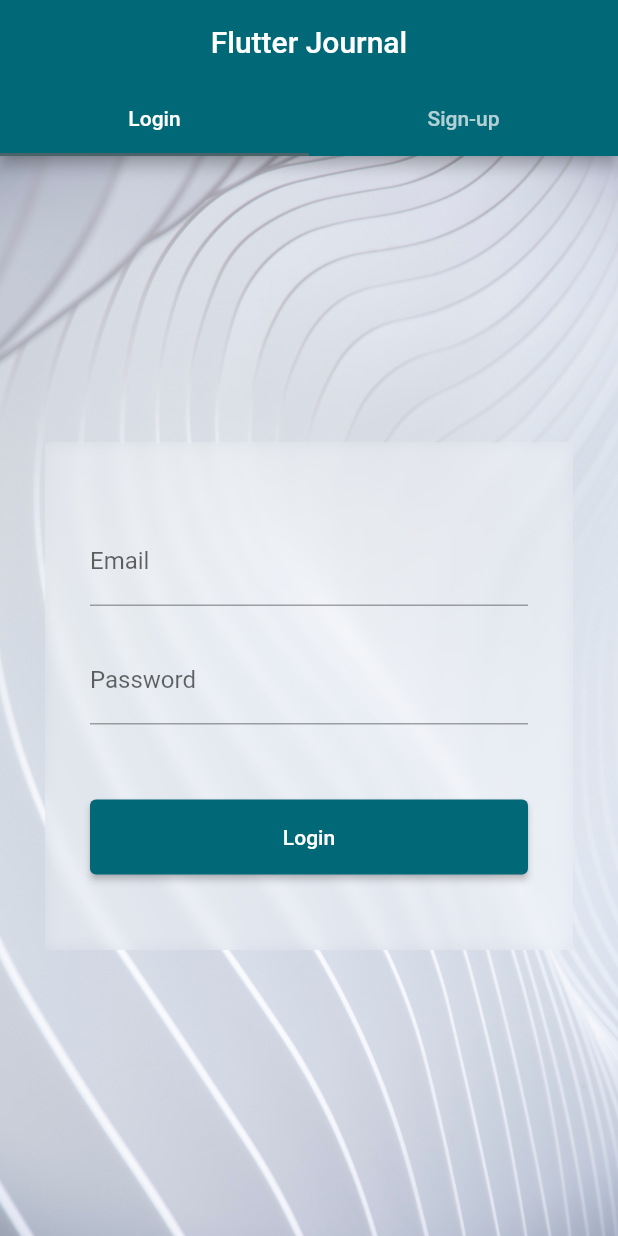
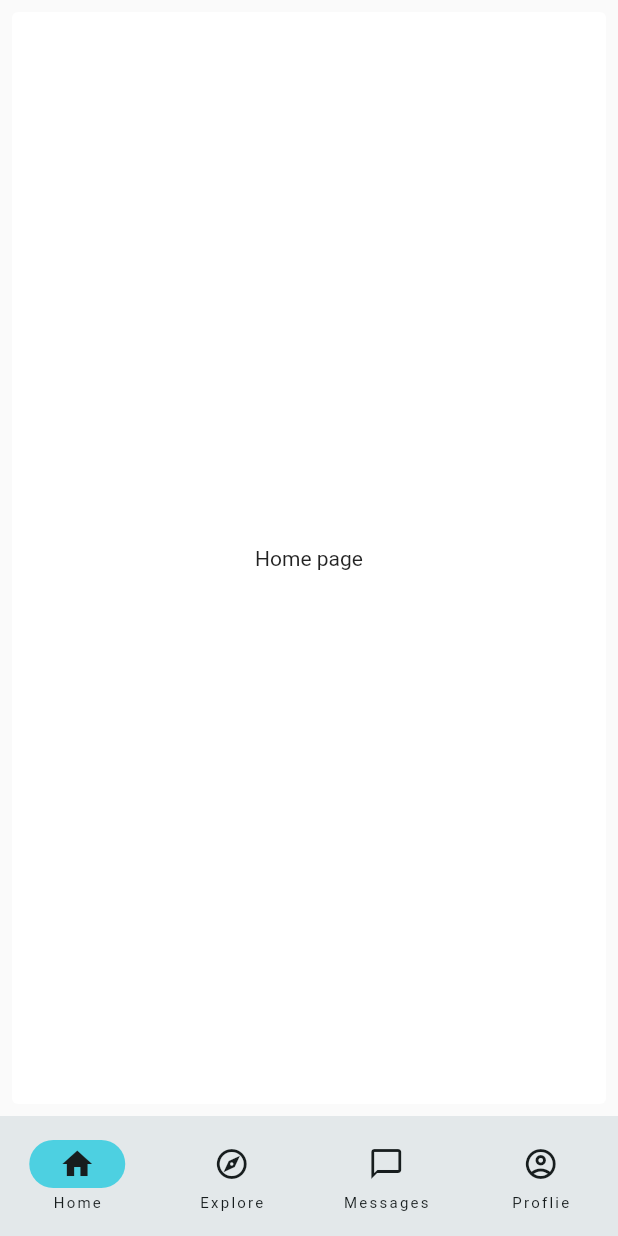
Before and after one commit to MahdiValadan/flutter_journal, a Flutter app: the screen it shows after launch, on a phone screen of 412 x 824 dp. Run offline on Flutter 3.47's test engine with Material 2 defaults, Android fonts, the phone set to English and light mode, and no system bars.

Commit message:
add tempelates

```diff
--- /dev/null
+++ b/lib/journal/journal.dart
@@ -0,0 +1,143 @@
+import 'package:flutter/material.dart';
+
+class Journal extends StatefulWidget {
+  const Journal({super.key});
+  @override
+  State<Journal> createState() => JournalState();
+}
+
+class JournalState extends State<Journal> {
+  int currentPageIndex = 0;
+  @override
+  Widget build(BuildContext context) {
+    return Scaffold(
+      bottomNavigationBar: NavigationBar(
+        onDestinationSelected: (int index) {
+          setState(() {
+            currentPageIndex = index;
+          });
+        },
+        indicatorColor: Colors.cyan[300],
+        selectedIndex: currentPageIndex,
+        destinations: const <Widget>[
+          NavigationDestination(
+            selectedIcon: Icon(Icons.home),
+            icon: Icon(Icons.home_outlined),
+            label: 'Home',
+          ),
+          NavigationDestination(
+            selectedIcon: Icon(Icons.explore),
+            icon: Icon(Icons.explore_outlined),
+            label: 'Explore',
+          ),
+          NavigationDestination(
+            selectedIcon: Icon(Icons.chat_bubble),
+            icon: Icon(Icons.chat_bubble_outline),
+            label: 'Messages',
+          ),
+          NavigationDestination(
+            selectedIcon: Icon(Icons.account_circle),
+            icon: Icon(Icons.account_circle_outlined),
+            label: 'Proflie',
+          ),
+        ],
+      ),
+      body: <Widget>[
+        /// Home page
+        const Card(
+          shadowColor: Colors.transparent,
+          margin: const EdgeInsets.all(8.0),
+          child: SizedBox.expand(
+            child: Center(
+              child: Text(
+                'Home page',
+              ),
+            ),
+          ),
+        ),
+
+        /// Notifications page
+        const Padding(
+          padding: EdgeInsets.all(8.0),
+          child: Column(
+            children: <Widget>[
+              Card(
+                child: ListTile(
+                  leading: Icon(Icons.notifications_sharp),
+                  title: Text('Notification 1'),
+                  subtitle: Text('This is a notification'),
+                ),
+              ),
+              Card(
+                child: ListTile(
+                  leading: Icon(Icons.notifications_sharp),
+                  title: Text('Notification 2'),
+                  subtitle: Text('This is a notification'),
+                ),
+              ),
+            ],
+          ),
+        ),
+
+        /// Notifications page
+        const Padding(
+          padding: EdgeInsets.all(8.0),
+          child: Column(
+            children: <Widget>[
+              Card(
+                child: ListTile(
+                  leading: Icon(Icons.notifications_sharp),
+                  title: Text('Notification 1'),
+                  subtitle: Text('This is a notification'),
+                ),
+              ),
+              Card(
+                child: ListTile(
+                  leading: Icon(Icons.notifications_sharp),
+                  title: Text('Notification 2'),
+                  subtitle: Text('This is a notification'),
+                ),
+              ),
+            ],
+          ),
+        ),
+
+        /// Messages page
+        ListView.builder(
+          reverse: true,
+          itemCount: 3,
+          itemBuilder: (BuildContext context, int index) {
+            if (index == 0) {
+              return Align(
+                alignment: Alignment.centerRight,
+                child: Container(
+                  margin: const EdgeInsets.all(8.0),
+                  padding: const EdgeInsets.all(8.0),
+                  decoration: BoxDecoration(
+                    borderRadius: BorderRadius.circular(8.0),
+                  ),
+                  child: const Text(
+                    'Hello',
+                  ),
+                ),
+              );
+            }
+            return Align(
+              alignment: Alignment.centerLeft,
+              child: Container(
+                margin: const EdgeInsets.all(8.0),
+                padding: const EdgeInsets.all(8.0),
+                decoration: BoxDecoration(
+                  borderRadius: BorderRadius.circular(8.0),
+                ),
+                child: const Text(
+                  'Hi!',
+                ),
+              ),
+            );
+          },
+        ),
+      ][currentPageIndex],
+    );
+  }
+}
--- a/lib/main.dart
+++ b/lib/main.dart
@@ -1,5 +1,6 @@
 import 'package:flutter/material.dart';
 import 'auth/auth.dart';
+import 'journal/journal.dart';
 
 void main() {
   runApp(const MyApp());
@@ -16,7 +17,7 @@ class MyApp extends StatelessWidget {
       theme:
           ThemeData(colorScheme: ColorScheme.fromSeed(seedColor: Colors.cyan)),
       debugShowCheckedModeBanner: false,
-      home: const Auth(),
+      home: const Journal(),
     );
   }
 }
```
Also changed, not shown: lib/intro.dart (deleted, +0 -20 lines), lib/journal/explore.dart (added), lib/journal/profile.dart (added).
